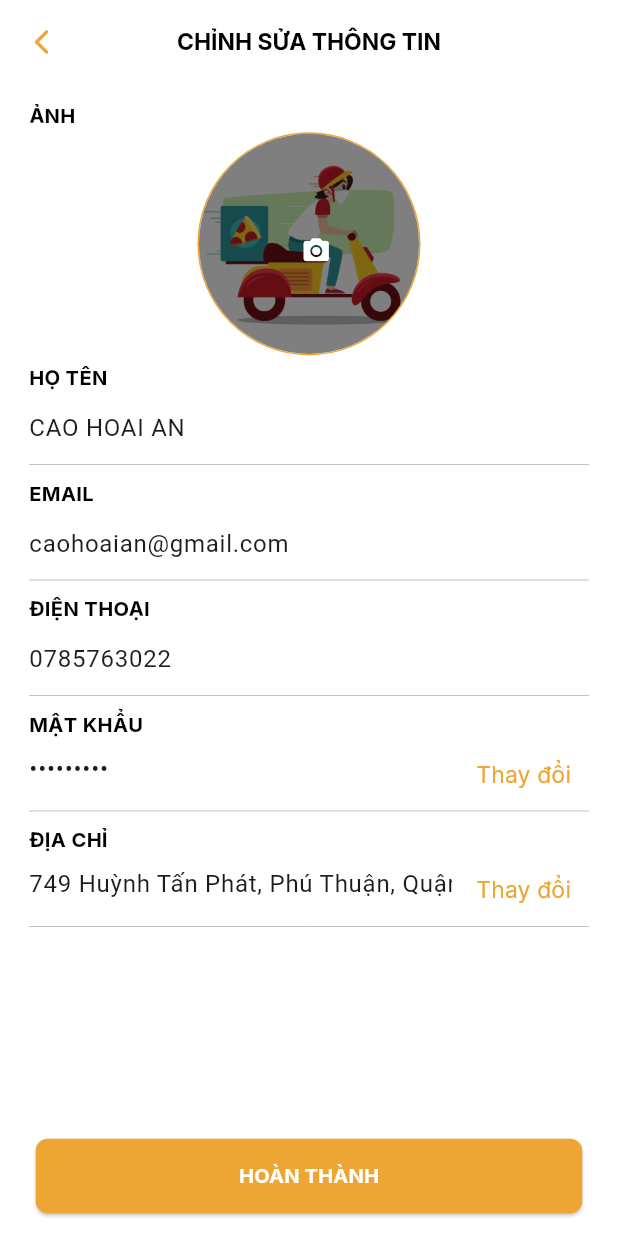
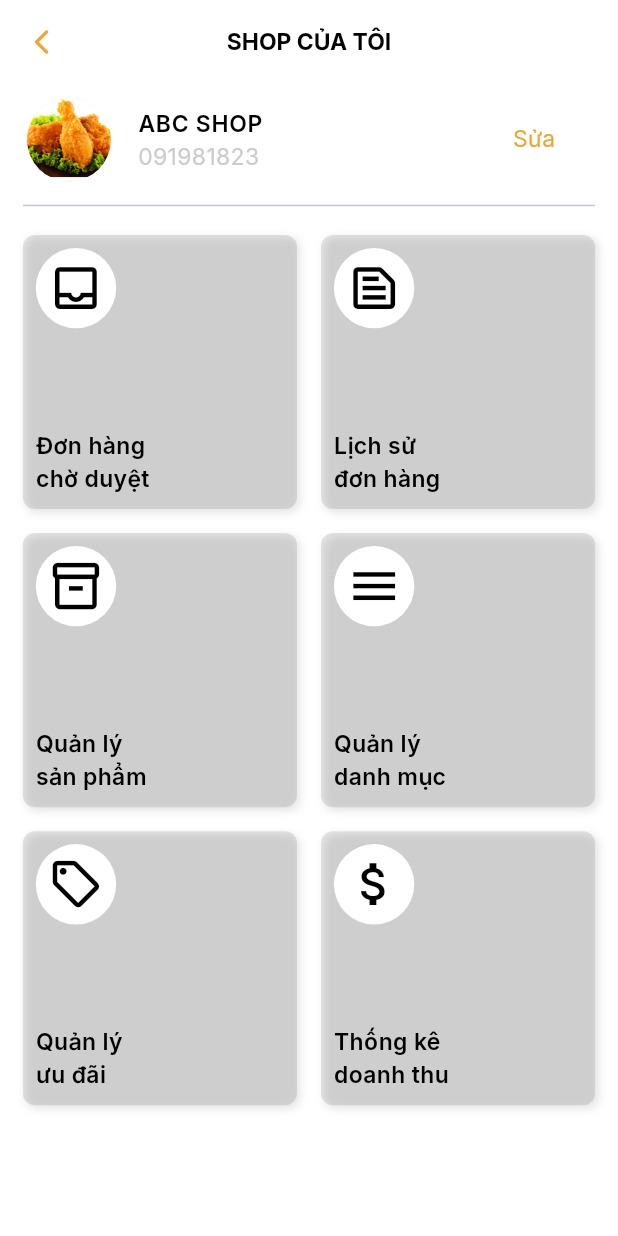
Before and after one commit to QuaiAng/All-Food, a Flutter app: the screen it shows after launch, on a phone screen of 412 x 824 dp. Run offline on Flutter 3.47's test engine with Material 3 defaults, Android fonts, the phone set to English and light mode, and no system bars; our stand-ins replace animated_splash_screen, flutter_slidable, google_fonts, lottie, pinput, sizer and 1 more.

Commit message:
add shopmanagementscreen

```diff
--- a/fastfoodapp/lib/app_router.dart
+++ b/fastfoodapp/lib/app_router.dart
@@ -15,6 +15,7 @@ import 'package:fastfoodapp/presentation/pages/registerscreen.dart';
 import 'package:fastfoodapp/presentation/pages/searchscreen.dart';
 import 'package:fastfoodapp/presentation/pages/detailsearchscreen.dart';
 import 'package:fastfoodapp/presentation/pages/settingscreen.dart';
+import 'package:fastfoodapp/presentation/pages/shopmanagementscreen.dart';
 import 'package:fastfoodapp/presentation/pages/splashscreen.dart';
 import 'package:fastfoodapp/presentation/pages/verifyotpscreen.dart';
 import 'package:fastfoodapp/presentation/pages/voucherscreen.dart';
@@ -42,6 +43,7 @@ class RouteName {
   static const String settingScreen = "/setting";
   static const String detailShopScreen = "/detailShop";
   static const String addressScreen = "/address";
+  static const String ShopManagementScreen = "/shopmanagement";
 }
 
 class AppRouter {
@@ -100,10 +102,8 @@ class AppRouter {
       //Man hình giỏ hàng
       case RouteName.cartScreen:
         return MaterialPageRoute(builder: (_) => const Cartscreen());
-
       case RouteName.editinfoScreen:
         return MaterialPageRoute(builder: (_) => const Editinfoscreen());
-
       //Man hình phương thức thanh toán
       case RouteName.paymentmethodScreen:
         return MaterialPageRoute(builder: (_) => const Paymentmethodscreen());
@@ -127,6 +127,9 @@ class AppRouter {
 
       case RouteName.addressScreen:
         return MaterialPageRoute(builder: (_) => const Addressscreen());
+
+      case RouteName.ShopManagementScreen:
+        return MaterialPageRoute(builder: (_) => Shopmanagementscreen());
       default:
         return MaterialPageRoute(
           builder: (_) => const Scaffold(
--- a/fastfoodapp/lib/main.dart
+++ b/fastfoodapp/lib/main.dart
@@ -24,7 +24,7 @@ class MainApp extends StatelessWidget {
   Widget build(BuildContext context) {
     return Sizer(builder: (context, orientation, deviceType) {
       return MaterialApp(
-        initialRoute: RouteName.editinfoScreen,
+        initialRoute: RouteName.ShopManagementScreen,
         onGenerateRoute: AppRouter.generateRoute,
         debugShowCheckedModeBanner: false,
       );
--- /dev/null
+++ b/fastfoodapp/lib/presentation/pages/shopmanagementscreen.dart
@@ -0,0 +1,150 @@
+import 'package:fastfoodapp/presentation/pages/listfoodofshopscreen.dart';
+import 'package:fastfoodapp/res/colors.dart';
+import 'package:fastfoodapp/res/size.dart';
+import 'package:fastfoodapp/res/styles.dart';
+import 'package:flutter/material.dart';
+import 'package:sizer/sizer.dart';
+
+class Shopmanagementscreen extends StatelessWidget {
+  const Shopmanagementscreen({super.key});
+
+  @override
+  Widget build(BuildContext context) {
+    return Scaffold(
+      backgroundColor: AppColors.backgroundColor,
+      appBar: AppBar(
+        centerTitle: true,
+        title: Text(
+          "SHOP CỦA TÔI",
+          style: StylesOfWidgets.textStyle1(
+              fs: SizeOfWidget.sizeOfH3, fw: FontWeight.w700),
+        ),
+        backgroundColor: AppColors.backgroundColor,
+        surfaceTintColor: AppColors.backgroundColor,
+        shadowColor: Colors.grey,
+        leading: IconButton(
+          onPressed: () {
+            Navigator.pop(context);
+          },
+          icon: const Icon(
+            Icons.arrow_back_ios_rounded,
+            color: AppColors.primaryColor,
+            size: 20,
+          ),
+        ),
+      ),
+      body: SingleChildScrollView(
+        child: Padding(
+          padding: EdgeInsets.symmetric(vertical: 4.sp),
+          child: Column(
+            children: [
+              ListTile(
+                leading: CircleAvatar(
+                  radius: 30,
+                  backgroundImage: AssetImage('assets/images/anhga.png'),
+                ),
+                title: Text(
+                  "ABC SHOP",
+                  style: StylesOfWidgets.textStyle1(
+                      fs: SizeOfWidget.sizeOfH3, fw: FontWeight.w600),
+                ),
+                subtitle: Text(
+                  "091981823",
+                  style: StylesOfWidgets.textStyle1(
+                      fs: SizeOfWidget.sizeOfH3,
+                      fw: FontWeight.w400,
+                      clr: AppColors.lightGray),
+                ),
+                trailing: TextButton(
+                  onPressed: () {},
+                  child: Text(
+                    "Sửa",
+                    style: StylesOfWidgets.textStyle1(
+                        fs: SizeOfWidget.sizeOfH3,
+                        fw: FontWeight.w400,
+                        clr: AppColors.primaryColor),
+                  ),
+                ),
+              ),
+              Padding(
+                padding: EdgeInsets.symmetric(horizontal: 16.sp),
+                child: Divider(),
+              ),
+              SizedBox(height: 14.sp),
+              Padding(
+                padding: EdgeInsets.symmetric(horizontal: 16.sp),
+                child: GridView.count(
+                  shrinkWrap: true,
+                  physics: const NeverScrollableScrollPhysics(),
+                  childAspectRatio: 1,
+                  crossAxisCount: 2,
+                  crossAxisSpacing: 16,
+                  mainAxisSpacing: 16,
+                  children: [
+                    _buildGridItem(Icons.inbox_outlined, 'Đơn hàng chờ duyệt'),
+                    _buildGridItem(
+                        Icons.text_snippet_outlined, 'Lịch sử đơn hàng'),
+                    _buildGridItem(
+                        Icons.inventory_2_outlined, 'Quản lý sản phẩm'),
+                    _buildGridItem(Icons.menu, 'Quản lý danh mục'),
+                    _buildGridItem(
+                        Icons.local_offer_outlined, 'Quản lý ưu đãi'),
+                    _buildGridItem(
+                        Icons.attach_money_outlined, 'Thống kê doanh thu'),
+                  ],
+                ),
+              ),
+              SizedBox(height: 14.sp),
+            ],
+          ),
+        ),
+      ),
+    );
+  }
+
+  Widget _buildGridItem(IconData icon, String title) {
+    return InkWell(
+      onTap: () {},
+      child: Container(
+        decoration: BoxDecoration(
+          color: Colors.black26.withOpacity(0.1),
+          borderRadius: BorderRadius.circular(8),
+          boxShadow: [
+            BoxShadow(
+              color: Colors.black.withOpacity(0.1), // Màu của bóng
+              blurRadius: 4, // Độ mờ của bóng
+              offset: Offset(2, 2), // Độ dịch chuyển của bóng (x, y)
+            ),
+          ],
+        ),
+        padding: EdgeInsets.all(12.sp), // Khoảng cách bên trong Container
+        child: Column(
+          mainAxisAlignment: MainAxisAlignment.spaceBetween,
+          crossAxisAlignment: CrossAxisAlignment.start,
+          children: [
+            // Icon trong vùng tròn trắng
+            Container(
+              width: 30.sp,
+              height: 30.sp,
+              decoration: BoxDecoration(
+                color: Colors.white,
+                shape: BoxShape.circle,
+              ),
+              child: Icon(icon, size: 25.sp, color: Colors.black),
+            ),
+            SizedBox(height: 8),
+            // Tiêu đề giới hạn diện tích
+            SizedBox(
+              width: 37.sp,
+              child: Text(title,
+                  maxLines: 2, // Tối đa 2 dòng
+                  overflow: TextOverflow.ellipsis, // Cắt bớt nếu quá dài
+                  style: StylesOfWidgets.textStyle1(
+                      fs: SizeOfWidget.sizeOfH3, fw: FontWeight.w600)),
+            ),
+          ],
+        ),
+      ),
+    );
+  }
+}
```
